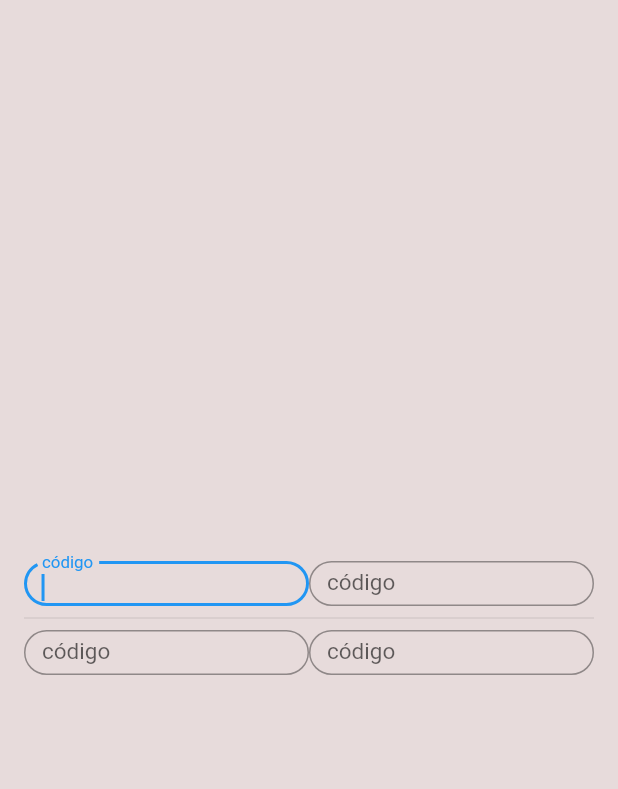
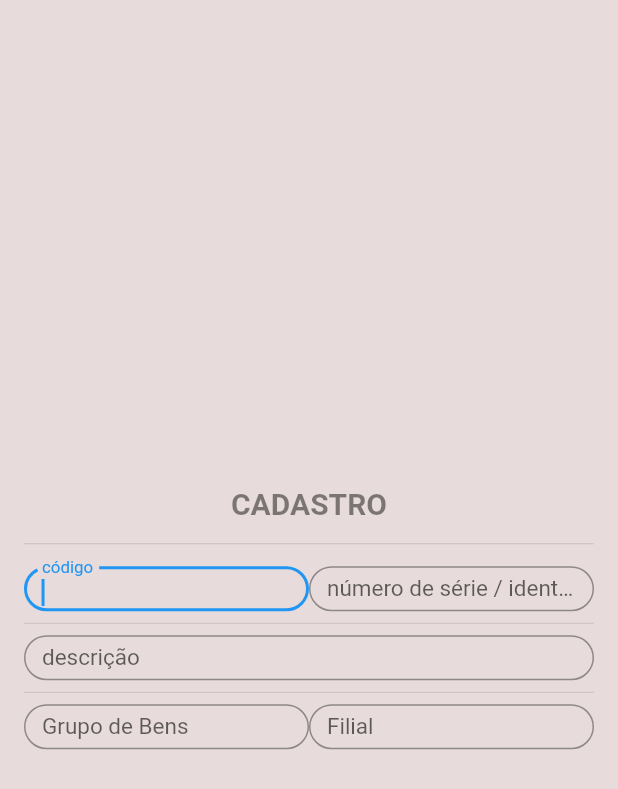
Before and after one commit to CristianoPam/invetario_flutter, a Flutter app: the CadastroPatrimonio screen opened directly, on a phone screen of 412 x 824 dp. Shown: the top 789 px of the screen. Run offline on Flutter 3.47's test engine with Material 2 defaults, Android fonts, the phone set to English and light mode, and no system bars.

Commit message:
tituloCadastro

```diff
--- a/lib/pages/cadastro_page.dart
+++ b/lib/pages/cadastro_page.dart
@@ -27,6 +27,15 @@ class _CadastroPatrimonioState extends State<CadastroPatrimonio> {
             child: Column(
               crossAxisAlignment: CrossAxisAlignment.stretch,
               children: <Widget>[
+
+
+              const Center(child:  Text('CADASTRO',
+              style:  TextStyle(fontWeight: FontWeight.bold, fontSize: 20, color: Color.fromARGB(120, 0, 0, 0)),
+
+              )),
+
+               const Divider(height: 30),
+
                 Row(
                   children: [
                     Expanded(
@@ -51,7 +60,7 @@ class _CadastroPatrimonioState extends State<CadastroPatrimonio> {
                           keyboardType: TextInputType.text,
                           style: const TextStyle(fontSize: 15),
                           decoration: InputDecoration(
-                              labelText: 'código',
+                              labelText: 'número de série / identif.',
                               border: OutlineInputBorder(
                                   borderRadius: BorderRadius.circular(30))),
                         ),
@@ -59,6 +68,7 @@ class _CadastroPatrimonioState extends State<CadastroPatrimonio> {
                     ),
                   ],
                 ),
+
                 const Divider(),
                 Row(
                   children: [
@@ -70,7 +80,28 @@ class _CadastroPatrimonioState extends State<CadastroPatrimonio> {
                           keyboardType: TextInputType.text,
                           style: const TextStyle(fontSize: 15),
                           decoration: InputDecoration(
-                              labelText: 'código',
+                              labelText: 'descrição',
+                              border: OutlineInputBorder(
+                                  borderRadius: BorderRadius.circular(30))),
+                        ),
+                      ),
+                    ),
+
+                  ],
+                ),
+
+                 const Divider(),
+                Row(
+                  children: [
+                    Expanded(
+                      child: SizedBox(
+                        height: 30,
+                        child: TextField(
+                          autofocus: true,
+                          keyboardType: TextInputType.text,
+                          style: const TextStyle(fontSize: 15),
+                          decoration: InputDecoration(
+                              labelText: 'Grupo de Bens',
                               border: OutlineInputBorder(
                                   borderRadius: BorderRadius.circular(30))),
                         ),
@@ -84,7 +115,7 @@ class _CadastroPatrimonioState extends State<CadastroPatrimonio> {
                           keyboardType: TextInputType.text,
                           style: const TextStyle(fontSize: 15),
                           decoration: InputDecoration(
-                              labelText: 'código',
+                              labelText: 'Filial',
                               border: OutlineInputBorder(
                                   borderRadius: BorderRadius.circular(30))),
                         ),
```
